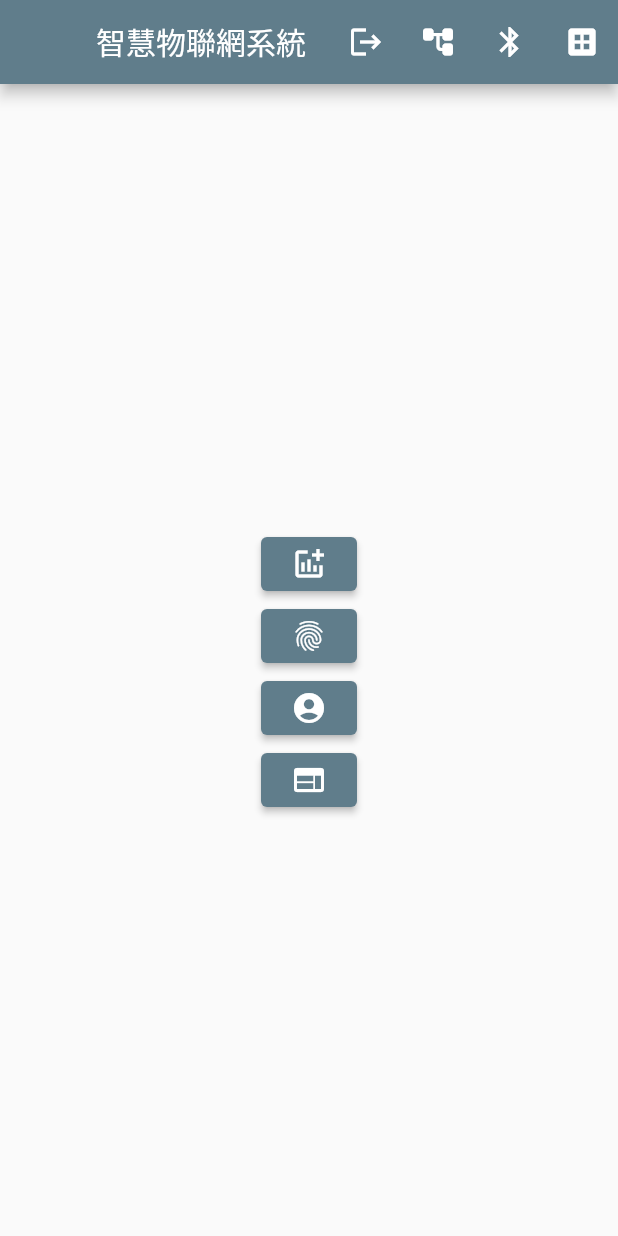
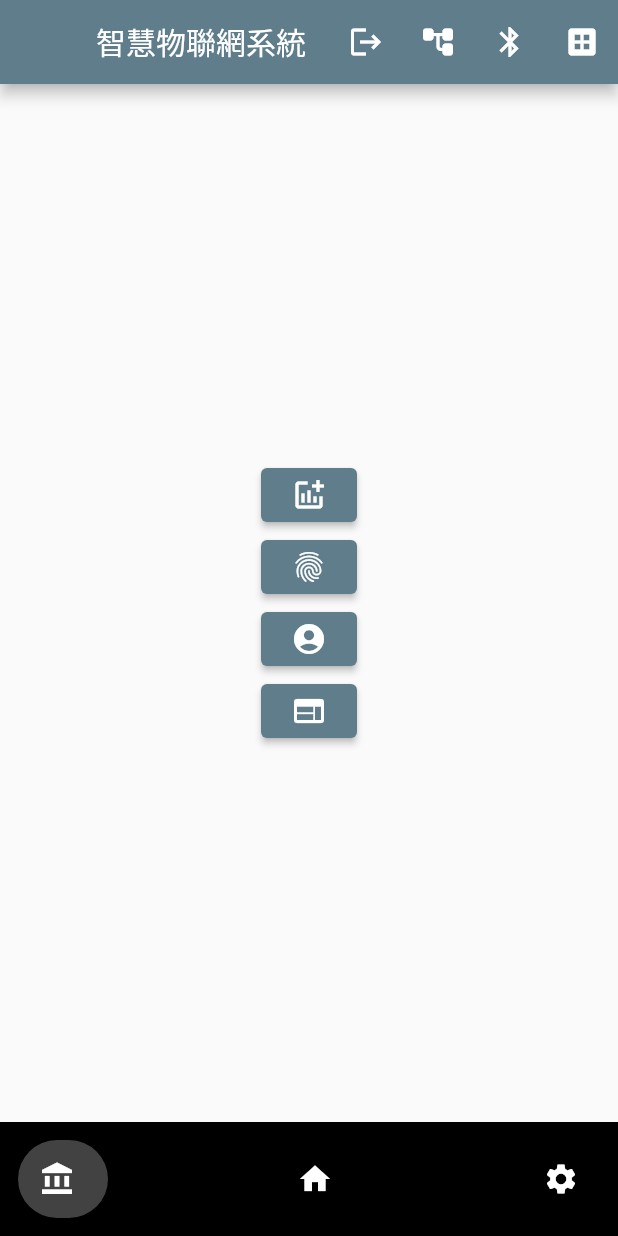
Before and after one commit to ncueteam/ncue_app_project, a Flutter app: the screen it shows once a user with an empty profile is signed in, on a phone screen of 412 x 824 dp. Run offline on Flutter 3.47's test engine with Material 2 defaults, Android fonts, the light colour scheme and no system bars; drawn by our look-alikes of google_nav_bar; our stand-ins replace audioplayers, firebase_auth, firebase_core, flutter_blue_plus, flutter_bluetooth_serial, google_sign_in and 4 more; missing offline and left inert: encrypt, mqtt_client, mysql_client; accounts and stored records are empty.

Commit message:
bottom Gnav

```diff
--- a/lib/screens/home_screen.dart
+++ b/lib/screens/home_screen.dart
@@ -1,7 +1,10 @@
 import 'package:firebase_auth/firebase_auth.dart';
 import 'package:flutter/material.dart';
+import 'package:google_nav_bar/google_nav_bar.dart';
 import 'package:ncue_aiot/components/page_button.dart';
 import 'package:ncue_aiot/screens/auth_system/firebase_auth_page.dart';
+import 'package:ncue_aiot/screens/auth_system/login_or_register.dart';
+import 'package:ncue_aiot/screens/auth_system/login_page.dart';
 import 'package:ncue_aiot/screens/mqtt.dart';
 
 // import 'package:ncue_aiot/screens/webview.dart';
@@ -49,7 +52,6 @@ class _HomeScreenState extends State<HomeScreen> {
           crossAxisAlignment: CrossAxisAlignment.center,
           mainAxisAlignment: MainAxisAlignment.center,
           children: [
-            Text(user!.email!),
             const PageButton(
               icon: Icons.addchart,
               page: JsonScreen(),
@@ -84,6 +86,62 @@ class _HomeScreenState extends State<HomeScreen> {
           ],
         ),
       ),
+      bottomNavigationBar: Container(
+        color: Colors.black,
+        child: Padding(
+          padding: const EdgeInsets.symmetric(horizontal: 12, vertical: 12),
+          child: GNav(
+            backgroundColor: Colors.black,
+            color: Colors.white,
+            activeColor: Colors.white,
+            tabBackgroundColor: Colors.grey.shade800,
+            padding: const EdgeInsets.all(14),
+            gap: 8,
+            onTabChange: (index) {
+              switch (index) {
+                case 0:
+                  {
+                    Navigator.push(
+                        context,
+                        MaterialPageRoute(
+                            builder: (context) => const LoginOrRegisterPage()));
+                    break;
+                  }
+                case 1:
+                  {
+                    Navigator.push(
+                        context,
+                        MaterialPageRoute(
+                            builder: (context) => const HomeScreen()));
+                    break;
+                  }
+                default:
+                  {
+                    Navigator.push(
+                        context,
+                        MaterialPageRoute(
+                            builder: (context) => const HomeScreen()));
+                    break;
+                  }
+              }
+            },
+            tabs: [
+              GButton(
+                icon: Icons.account_balance,
+                text: user!.email!,
+              ),
+              const GButton(
+                icon: Icons.home,
+                text: "home",
+              ),
+              const GButton(
+                icon: Icons.settings,
+                text: "setting",
+              ),
+            ],
+          ),
+        ),
+      ),
     );
   }
 }
--- a/pubspec.yaml
+++ b/pubspec.yaml
@@ -33,6 +33,7 @@ dependencies:
   google_sign_in: ^6.1.4
   firebase_core: ^2.15.0
   audioplayers: ^5.0.0
+  google_nav_bar: ^5.0.6
   #test:
 
 
```
Also changed, not shown: pubspec.lock.
